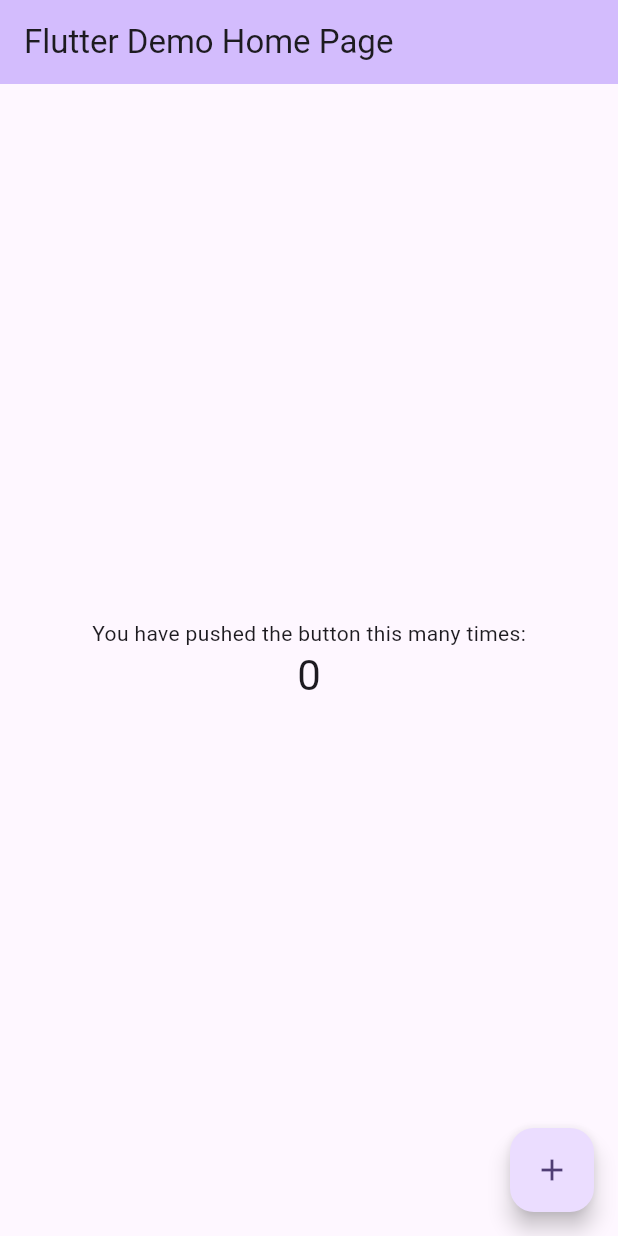
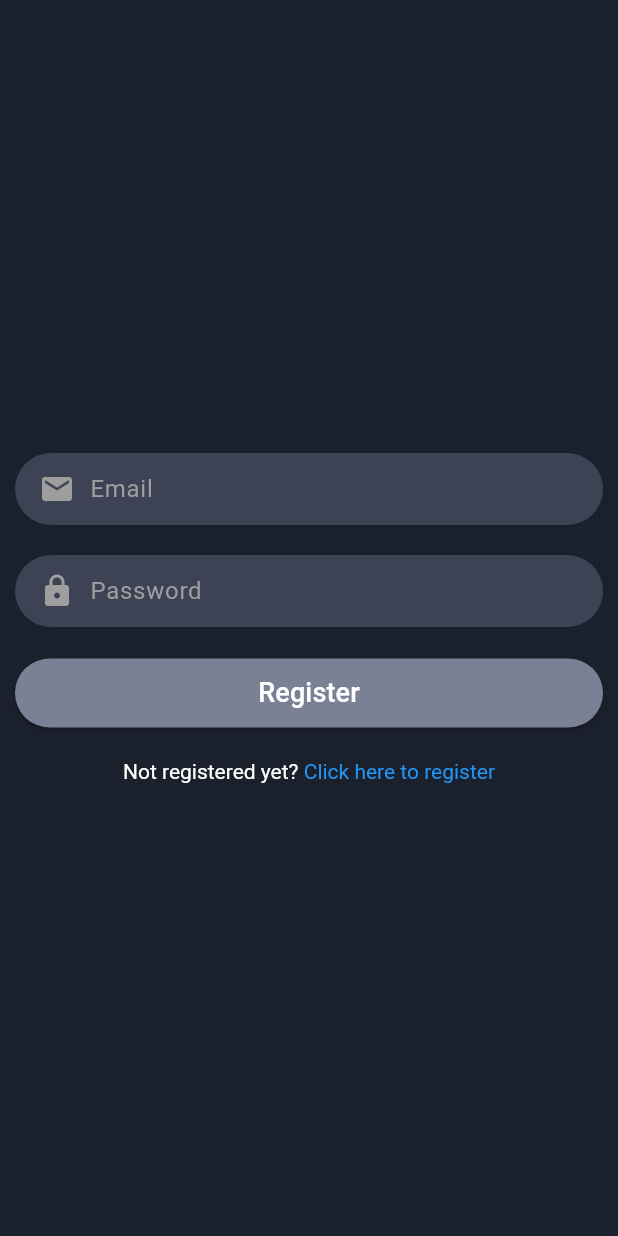
Before and after one commit to amitrana2002/convoconnect, a Flutter app: the screen it shows after launch, on a phone screen of 412 x 824 dp. Run offline on Flutter 3.47's test engine with Material 3 defaults, Android fonts, the phone set to English and light mode, and no system bars; our stand-ins replace google_fonts.

Commit message:
login registration ui done

```diff
--- /dev/null
+++ b/lib/core/theme.dart
@@ -0,0 +1,52 @@
+import 'package:flutter/material.dart';
+import 'package:google_fonts/google_fonts.dart';
+
+class FontSizes {
+  static const small = 12.0;
+  static const standard = 14.0;
+  static const standardUp = 16.0;
+  static const medium = 20.0;
+  static const large = 28.0;
+}
+
+class DefaultColors {
+  static const Color greyText = Color(0xFFB3B9C9);
+  static const Color whiteText = Color(0xFFFFFFFF);
+  static const Color senderMessage = Color(0xFF7A8194);
+  static const Color receiverMessage = Color(0xFF373E4E);
+  static const Color sentMessageInput = Color(0xFF3D4354);
+  static const Color messageListPage = Color(0xFF292F3F);
+  static const Color buttonColor = Color(0xFF7A8194);
+  static const Color dailyQuestionColor = Colors.blueGrey;
+}
+
+class AppTheme {
+  static ThemeData get darkTheme {
+    return ThemeData(
+      primaryColor: Colors.white,
+      scaffoldBackgroundColor: Color(0xFF1B202D),
+      textTheme: TextTheme(
+        titleMedium: GoogleFonts.alegreyaSans(
+          fontSize: FontSizes.medium,
+          color: Colors.white,
+        ),
+        titleLarge: GoogleFonts.alegreyaSans(
+          fontSize: FontSizes.large,
+          color: Colors.white,
+        ),
+        bodySmall: GoogleFonts.alegreyaSans(
+          fontSize: FontSizes.standardUp,
+          color: Colors.white,
+        ),
+        bodyMedium: GoogleFonts.alegreyaSans(
+          fontSize: FontSizes.standard,
+          color: Colors.white,
+        ),
+        bodyLarge: GoogleFonts.alegreyaSans(
+          fontSize: FontSizes.standardUp,
+          color: Colors.white,
+        ),
+      ),
+    );
+  }
+}
--- /dev/null
+++ b/lib/login_page.dart
@@ -0,0 +1,128 @@
+import 'package:convoconnect/core/theme.dart';
+import 'package:flutter/material.dart';
+
+class LoginPage extends StatefulWidget {
+  const LoginPage({super.key});
+
+  @override
+  State<LoginPage> createState() => _RegPageState();
+}
+
+class _RegPageState extends State<LoginPage> {
+  final TextEditingController _emailController = TextEditingController();
+  final TextEditingController _passwordController = TextEditingController();
+
+  void _showInputValues() {
+    String email = _emailController.text;
+    String password = _passwordController.text;
+
+    print('Email: $email');
+    print('Password: $password');
+  }
+
+  @override
+  void dispose() {
+    _emailController.dispose();
+    _passwordController.dispose();
+    super.dispose();
+  }
+
+  @override
+  Widget build(BuildContext context) {
+    return Scaffold(
+      body: Center(
+        child: Padding(
+          padding: EdgeInsets.all(10),
+          child: Column(
+            mainAxisAlignment: MainAxisAlignment.center,
+            crossAxisAlignment: CrossAxisAlignment.stretch,
+            children: [
+              _buildTextInput("Email", Icons.email, _emailController, false),
+              SizedBox(height: 20),
+              _buildTextInput(
+                "Password",
+                Icons.lock,
+                _passwordController,
+                true,
+              ),
+              SizedBox(height: 20),
+              _builtRegisterButton(),
+              SizedBox(height: 20),
+              _buildLoginPrompt(),
+            ],
+          ),
+        ),
+      ),
+    );
+  }
+
+  Widget _builtRegisterButton() {
+    return ElevatedButton(
+      onPressed: () {
+        _showInputValues();
+      },
+      style: ElevatedButton.styleFrom(
+        backgroundColor: DefaultColors.buttonColor,
+        padding: EdgeInsets.symmetric(vertical: 10),
+        shape: RoundedRectangleBorder(borderRadius: BorderRadius.circular(30)),
+      ),
+      child: Text(
+        "Register",
+        style: TextStyle(fontSize: 18, color: Colors.white),
+      ),
+    );
+  }
+
+  Widget _buildTextInput(
+    String hint,
+    IconData icon,
+    TextEditingController controller,
+    bool isPassword,
+  ) {
+    return Container(
+      padding: EdgeInsets.symmetric(horizontal: 16),
+      decoration: BoxDecoration(
+        color: DefaultColors.sentMessageInput,
+        borderRadius: BorderRadius.circular(30),
+      ),
+      child: Row(
+        children: [
+          Icon(icon, color: Colors.grey),
+          SizedBox(width: 10),
+          Expanded(
+            child: TextField(
+              controller: controller,
+              obscureText: isPassword,
+              decoration: InputDecoration(
+                hintText: hint,
+                hintStyle: TextStyle(color: Colors.grey),
+                border: InputBorder.none,
+              ),
+              style: TextStyle(color: Colors.white),
+            ),
+          ),
+        ],
+      ),
+    );
+  }
+
+  Widget _buildLoginPrompt() {
+    return Center(
+      child: GestureDetector(
+        onTap: () {},
+        child: RichText(
+          text: TextSpan(
+            text: "Not registered yet? ",
+            style: TextStyle(color: Colors.white),
+            children: [
+              TextSpan(
+                text: "Click here to register",
+                style: TextStyle(color: Colors.blue),
+              ),
+            ],
+          ),
+        ),
+      ),
+    );
+  }
+}
--- a/lib/main.dart
+++ b/lib/main.dart
@@ -1,3 +1,9 @@
+import 'package:convoconnect/chat_page.dart';
+import 'package:convoconnect/core/theme.dart';
+import 'package:convoconnect/home.dart';
+import 'package:convoconnect/login_page.dart';
+import 'package:convoconnect/message_page.dart';
+import 'package:convoconnect/reg_page.dart';
 import 'package:flutter/material.dart';
 
 void main() {
@@ -11,112 +17,10 @@ class MyApp extends StatelessWidget {
   @override
   Widget build(BuildContext context) {
     return MaterialApp(
-      title: 'Flutter Demo',
-      theme: ThemeData(
-        // This is the theme of your application.
-        //
-        // TRY THIS: Try running your application with "flutter run". You'll see
-        // the application has a purple toolbar. Then, without quitting the app,
-        // try changing the seedColor in the colorScheme below to Colors.green
-        // and then invoke "hot reload" (save your changes or press the "hot
-        // reload" button in a Flutter-supported IDE, or press "r" if you used
-        // the command line to start the app).
-        //
-        // Notice that the counter didn't reset back to zero; the application
-        // state is not lost during the reload. To reset the state, use hot
-        // restart instead.
-        //
-        // This works for code too, not just values: Most code changes can be
-        // tested with just a hot reload.
-        colorScheme: ColorScheme.fromSeed(seedColor: Colors.deepPurple),
-      ),
-      home: const MyHomePage(title: 'Flutter Demo Home Page'),
+      debugShowCheckedModeBanner: false,
+      theme: AppTheme.darkTheme,
+
+      home: LoginPage(),
     );
   }
 }
-
-class MyHomePage extends StatefulWidget {
-  const MyHomePage({super.key, required this.title});
-
-  // This widget is the home page of your application. It is stateful, meaning
-  // that it has a State object (defined below) that contains fields that affect
-  // how it looks.
-
-  // This class is the configuration for the state. It holds the values (in this
-  // case the title) provided by the parent (in this case the App widget) and
-  // used by the build method of the State. Fields in a Widget subclass are
-  // always marked "final".
-
-  final String title;
-
-  @override
-  State<MyHomePage> createState() => _MyHomePageState();
-}
-
-class _MyHomePageState extends State<MyHomePage> {
-  int _counter = 0;
-
-  void _incrementCounter() {
-    setState(() {
-      // This call to setState tells the Flutter framework that something has
-      // changed in this State, which causes it to rerun the build method below
-      // so that the display can reflect the updated values. If we changed
-      // _counter without calling setState(), then the build method would not be
-      // called again, and so nothing would appear to happen.
-      _counter++;
-    });
-  }
-
-  @override
-  Widget build(BuildContext context) {
-    // This method is rerun every time setState is called, for instance as done
-    // by the _incrementCounter method above.
-    //
-    // The Flutter framework has been optimized to make rerunning build methods
-    // fast, so that you can just rebuild anything that needs updating rather
-    // than having to individually change instances of widgets.
-    return Scaffold(
-      appBar: AppBar(
-        // TRY THIS: Try changing the color here to a specific color (to
-        // Colors.amber, perhaps?) and trigger a hot reload to see the AppBar
-        // change color while the other colors stay the same.
-        backgroundColor: Theme.of(context).colorScheme.inversePrimary,
-        // Here we take the value from the MyHomePage object that was created by
-        // the App.build method, and use it to set our appbar title.
-        title: Text(widget.title),
-      ),
-      body: Center(
-        // Center is a layout widget. It takes a single child and positions it
-        // in the middle of the parent.
-        child: Column(
-          // Column is also a layout widget. It takes a list of children and
-          // arranges them vertically. By default, it sizes itself to fit its
-          // children horizontally, and tries to be as tall as its parent.
-          //
-          // Column has various properties to control how it sizes itself and
-          // how it positions its children. Here we use mainAxisAlignment to
-          // center the children vertically; the main axis here is the vertical
-          // axis because Columns are vertical (the cross axis would be
-          // horizontal).
-          //
-          // TRY THIS: Invoke "debug painting" (choose the "Toggle Debug Paint"
-          // action in the IDE, or press "p" in the console), to see the
-          // wireframe for each widget.
-          mainAxisAlignment: MainAxisAlignment.center,
-          children: <Widget>[
-            const Text('You have pushed the button this many times:'),
-            Text(
-              '$_counter',
-              style: Theme.of(context).textTheme.headlineMedium,
-            ),
-          ],
-        ),
-      ),
-      floatingActionButton: FloatingActionButton(
-        onPressed: _incrementCounter,
-        tooltip: 'Increment',
-        child: const Icon(Icons.add),
-      ), // This trailing comma makes auto-formatting nicer for build methods.
-    );
-  }
-}
--- a/pubspec.yaml
+++ b/pubspec.yaml
@@ -45,6 +45,7 @@ dev_dependencies:
   # package. See that file for information about deactivating specific lint
   # rules and activating additional ones.
   flutter_lints: ^5.0.0
+  google_fonts: ^6.3.2
 
 # For information on the generic Dart part of this file, see the
 # following page: https://dart.dev/tools/pub/pubspec
```
Also changed, not shown: lib/chat_page.dart (added, +131 -0 lines), lib/home.dart (added, +10 -0 lines), lib/message_page.dart (added, +108 -0 lines), lib/reg_page.dart (added, +138 -0 lines), 1 other file.
